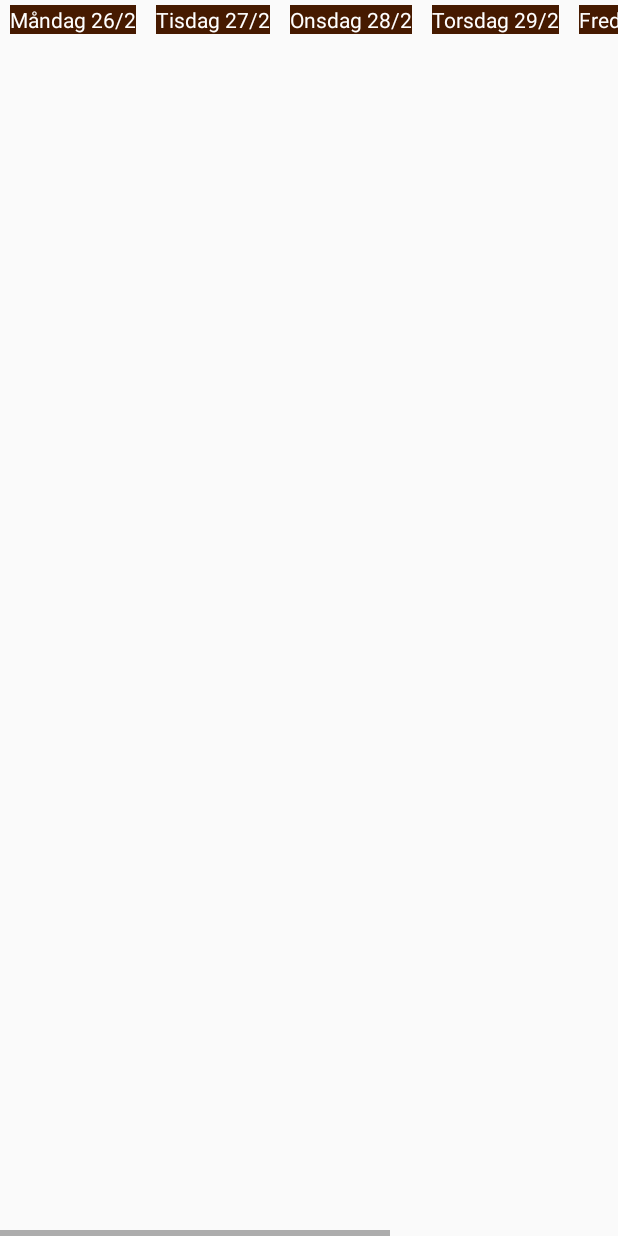
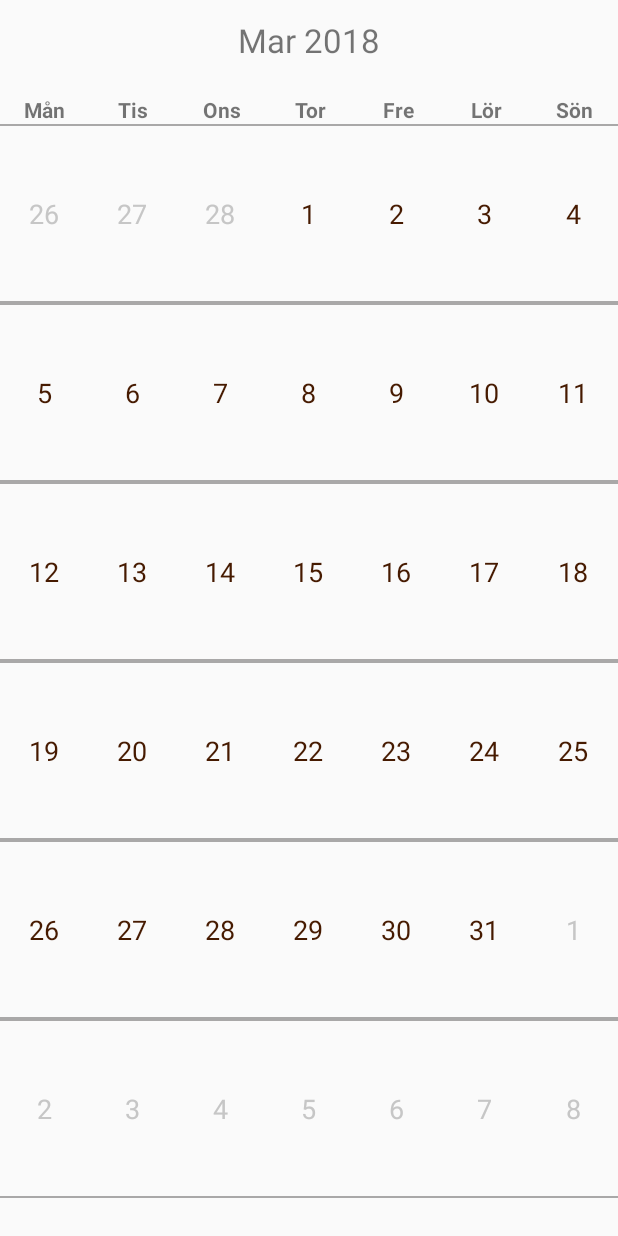
Before and after one commit to neo-xy/pamiAndroid, an Android app: the fragment ScheduleFragment shown on its own in the app's theme, after a tap on "26", on a phone screen of 412 x 824 dp. Run offline under Robolectric (Android 15) with nearby library versions, the phone set to English and light mode, and no system bars; our stand-ins replace Firebase (no records; nobody signed in at launch, a user with empty details on screens opened directly), RxJava; 3 statements that could not run were skipped.

Commit message:
scheduel fragment part3

```diff
--- a/app/build.gradle
+++ b/app/build.gradle
@@ -54,4 +54,6 @@ dependencies {
 
 
 
+
+
 apply plugin: 'com.google.gms.google-services'
--- a/app/src/main/java/pami/com/pami/MyPAgerAdapter.kt
+++ b/app/src/main/java/pami/com/pami/CalendarAdapter.kt
@@ -1,19 +1,15 @@
 package pami.com.pami
 
 import android.content.Context
-import android.graphics.Color
-import android.support.v4.app.FragmentManager
 import android.support.v4.view.PagerAdapter
-import android.util.Log
 import android.view.View
 import android.view.ViewGroup
-import com.shiftize.calendarview.CalendarView
 import java.util.*
 
 /**
- * Created by Pawel on 26/02/2018.
+ * Created by Pawel on 02/03/2018.
  */
-class MyPAgerAdapter(val context: Context?, val initYear: Int, val initMonth: Int,val on : ScheduleFragment.OnCalendarClickedListener) : PagerAdapter() {
+class CalendarAdapter (val context: Context?, val initYear: Int, val initMonth: Int, val on :OnCalendarClickedListener) : PagerAdapter() {
 
     lateinit var cust: CustomCalendar;
 
@@ -29,7 +25,7 @@ class MyPAgerAdapter(val context: Context?, val initYear: Int, val initMonth: In
         calendar.add(Calendar.MONTH, position - (count / 2))
         val year = calendar.get(Calendar.YEAR)
         val month = calendar.get(Calendar.MONTH) + 1
-       cust = CustomCalendar(context);
+        cust = CustomCalendar(context);
         cust.setUpCalendarGrid(calendar.get(Calendar.YEAR), calendar.get(Calendar.MONTH),this.on)
 //        Log.d("pawell"," mmmmm"+ this.on)
 //        cust.onCalendarClickedListener = this.on;
--- a/app/src/main/java/pami/com/pami/CustomCalendar.kt
+++ b/app/src/main/java/pami/com/pami/CustomCalendar.kt
@@ -12,6 +12,7 @@ import android.widget.TableLayout
 import android.widget.TableRow
 import android.widget.TextView
 import java.text.SimpleDateFormat
+import java.time.Month
 import java.util.*
 
 /**
@@ -38,10 +39,10 @@ class CustomCalendar : LinearLayout, View.OnClickListener {
     val WEEKS_IN_A_MONTH = 6
     var shifts = mutableListOf<Shift>()
 
-    var onCalendarClickedListener: ScheduleFragment.OnCalendarClickedListener? = null
-        set(value) {
-        Log.d("pawell","value "+ value)
-        }
+//    var onCalendarClickedListener: ScheduleFragment.OnCalendarClickedListener? = null
+//        set(value) {
+//        Log.d("pawell","value "+ value)
+//        }
 
 
     constructor(context: Context?) : super(context) {
@@ -54,7 +55,7 @@ class CustomCalendar : LinearLayout, View.OnClickListener {
     constructor(context: Context, attrs: AttributeSet) : super(context, attrs) {
     }
 
-    public fun setUpCalendarGrid(year: Int, month: Int,on:ScheduleFragment.OnCalendarClickedListener) {
+    public fun setUpCalendarGrid(year: Int, month: Int,on:OnCalendarClickedListener) {
         this.calendarTable.removeAllViewsInLayout();
 
         calendar.set(Calendar.YEAR, year)
--- a/app/src/main/java/pami/com/pami/MainActivity.kt
+++ b/app/src/main/java/pami/com/pami/MainActivity.kt
@@ -65,10 +65,10 @@ class MainActivity : AppCompatActivity(), NavigationView.OnNavigationItemSelecte
                 supportFragmentManager.beginTransaction().replace(fragment_container.id, (HomeFragment())).commit()
             }
             nav_calendar -> {
-                supportFragmentManager.beginTransaction().replace(fragment_container.id, (ScheduleFragment())).commit()
+                supportFragmentManager.beginTransaction().replace(fragment_container.id, ScheduleFragment(),"schedule").commit()
             }
             nav_settings->{
-                supportFragmentManager.beginTransaction().replace(fragment_container.id,(SettingsFragment())).commit();
+                supportFragmentManager.beginTransaction().replace(fragment_container.id,SettingsFragment(),"settings").commit();
             }
 
             nav_logout -> {
--- /dev/null
+++ b/app/src/main/java/pami/com/pami/MonthFragment.kt
@@ -0,0 +1,102 @@
+package pami.com.pami
+
+import android.graphics.Typeface
+import android.os.Bundle
+import android.support.v4.app.Fragment
+import android.support.v4.view.ViewPager
+import android.util.Log
+import android.view.Gravity
+import android.view.LayoutInflater
+import android.view.View
+import android.view.ViewGroup
+import android.widget.*
+import java.text.SimpleDateFormat
+import java.util.*
+
+
+class MonthFragment : Fragment() {
+    lateinit var container: RelativeLayout;
+
+    var simpleDateFormat = SimpleDateFormat("MMMM yyyy", Locale("swe"));
+
+    lateinit var weekdays: LinearLayout;
+    lateinit var pager: ViewPager;
+    lateinit var header: TextView;
+    lateinit var weekViewContainer: HorizontalScrollView;
+    lateinit var weekView: WeekView;
+    lateinit var oncalendarClickedListener:OnCalendarClickedListener;
+
+    override fun onCreateView(inflater: LayoutInflater, container: ViewGroup?,
+                              savedInstanceState: Bundle?): View? {
+        val view = inflater.inflate(R.layout.fragment_month, container, false)
+        this.container = view.rootView as RelativeLayout
+
+       //TODO must be a better way to get instance of OnCalenderClickedLIstener than trough the budle/arguments
+//        = arguments!!.getSerializable("dd") as OnCalendarClickedListener
+        this.oncalendarClickedListener =activity!!.supportFragmentManager.findFragmentByTag("schedule") as OnCalendarClickedListener
+        if(oncalendarClickedListener!=null){
+            Log.d("pawell","not null")
+        }else{
+            Log.d("pawell","null")
+        }
+
+        weekdays = view.findViewById(R.id.calendar_week_days);
+        pager = view.findViewById(R.id.my_pager)
+        header = view.findViewById(R.id.month_display)
+        weekView = view.findViewById(R.id.week_view);
+        weekViewContainer = view.findViewById(R.id.week_view_container)
+
+        setUpWeekdaysRow();
+setUpGrid()
+
+        return view;
+    }
+
+    public fun setUpGrid() {
+        val date = Date()
+        val cal = Calendar.getInstance();
+        cal.time = date;
+
+        val myAdapter = CalendarAdapter(context, cal.get(Calendar.YEAR), cal.get(Calendar.MONTH), oncalendarClickedListener)
+        header.text = simpleDateFormat.format(date)
+        pager.adapter = myAdapter;
+        pager.setCurrentItem(25)
+
+
+
+
+        pager.addOnPageChangeListener(object : ViewPager.OnPageChangeListener {
+            override fun onPageScrolled(position: Int, positionOffset: Float, positionOffsetPixels: Int) {
+            }
+
+            override fun onPageSelected(position: Int) {
+
+                val calendar: Calendar = Calendar.getInstance();
+                calendar.add(Calendar.MONTH, position - 25)
+                val date: Date = calendar.time;
+                val nextYear = calendar.get(Calendar.YEAR)
+                val nextMonth = calendar.get(Calendar.MONTH) + 1
+                header.text = simpleDateFormat.format(date)
+
+            }
+
+            override fun onPageScrollStateChanged(state: Int) {
+            }
+        })
+    }
+
+    private fun setUpWeekdaysRow() {
+        val weekdays = listOf<String>("Mån", "Tis", "Ons", "Tor", "Fre", "Lör", "Sön")
+        (0..weekdays.size - 1).forEach {
+            val weekDay = TextView(context);
+            weekDay.text = weekdays[it];
+            weekDay.typeface = Typeface.DEFAULT_BOLD;
+            weekDay.layoutParams = TableRow.LayoutParams(TableLayout.LayoutParams.MATCH_PARENT, TableLayout.LayoutParams.MATCH_PARENT, 1f)
+            weekDay.gravity = Gravity.CENTER;
+            this.weekdays.addView(weekDay)
+        }
+    }
+
+
+
+}
--- a/app/src/main/java/pami/com/pami/ScheduleFragment.kt
+++ b/app/src/main/java/pami/com/pami/ScheduleFragment.kt
@@ -1,139 +1,42 @@
 package pami.com.pami
 
 
-import android.content.Context
-import android.graphics.Typeface
 import android.os.Bundle
 import android.support.v4.app.Fragment
-import android.support.v4.view.ViewPager
-import android.util.Log
-import android.view.Gravity
 import android.view.LayoutInflater
 import android.view.View
 import android.view.ViewGroup
-import android.widget.*
-import com.shiftize.calendarview.CalendarView
-import java.text.SimpleDateFormat
-import java.util.*
+import android.widget.LinearLayout
 
+class ScheduleFragment : Fragment(), OnCalendarClickedListener {
 
-/**
- * A simple [Fragment] subclass.
- */
-class ScheduleFragment() : Fragment() {
+    lateinit var container: LinearLayout;
 
+    override fun onCalendarClicked(year: Int, month: Int, day: Int, weekDay: Int) {
+        val bundle = Bundle();
+        bundle.putInt("year", year)
+        bundle.putInt("month", month)
+        bundle.putInt("day", day)
+        bundle.putInt("weekDay", weekDay)
+        val weekFragment = WeekFragment();
+        weekFragment.arguments = bundle;
 
-    var shifts = mutableListOf<Shift>()
-
-    var simpleDateFormat = SimpleDateFormat("MMMM yyyy", Locale("swe"));
-
-    lateinit var weekdays:LinearLayout;
-    lateinit var pager:ViewPager;
-    lateinit var header:TextView;
-    lateinit var weekViewContainer:HorizontalScrollView;
-    lateinit var weekView:WeekView;
-    var myAdapter:MyPAgerAdapter?=null;
-
-
+        activity!!.supportFragmentManager.beginTransaction().replace(container.id, weekFragment).addToBackStack("month").commit()
+    }
 
     override fun onCreateView(inflater: LayoutInflater, container: ViewGroup?, savedInstanceState: Bundle?): View? {
-        val view = inflater.inflate(R.layout.fragment_schedule, container, false)
-
-        weekdays = view.findViewById(R.id.calendar_week_days);
-        pager = view.findViewById(R.id.my_pager)
-        header =view.findViewById(R.id.month_display)
-        weekView =view.findViewById(R.id.week_view);
-        weekViewContainer = view.findViewById(R.id.week_view_container)
-
-
-        setUpWeekdaysRow();
-        setUpGrid();
+        val view = inflater.inflate(R.layout.fragment_schedule, container, false);
+        this.container = view.findViewById<LinearLayout>(R.id.calendar_switch_container)
+        setUp()
         return view
     }
 
-    private fun setUpGrid() {
-                val date = Date()
-        val cal =Calendar.getInstance();
-        cal.time = date;
+    private fun setUp() {
+        val monthFragment = MonthFragment();
+        activity!!.supportFragmentManager.beginTransaction().add(container.id, monthFragment).commit()
+    }
+}
 
-        var on=object :OnCalendarClickedListener{
-            override fun onCalendarClicked(year: Int, month: Int, day: Int,weekDay: Int) {
-
-                weekView.setUp(year,month,day,weekDay)
-
-                weekdays.visibility=View.GONE
-                pager.visibility=View.GONE
-                header.visibility=View.GONE
-                weekViewContainer.visibility =View.VISIBLE
-
-                Log.d("pawell",year.toString()+"/"+month+"/"+ day)
-            }
-        };
-
-        val myAdapter = MyPAgerAdapter(context,cal.get(Calendar.YEAR),cal.get(Calendar.MONTH),on)
-        header.text = simpleDateFormat.format(date)
-        pager.adapter = myAdapter;
-        pager.setCurrentItem(25)
-
-
-
-
-        pager.addOnPageChangeListener(object:ViewPager.OnPageChangeListener{
-            override fun onPageScrolled(position: Int, positionOffset: Float, positionOffsetPixels: Int) {
-            }
-
-            override fun onPageSelected(position: Int) {
-                Log.d("pawell","position "+position)
-
-
-
-                var calendar: Calendar = Calendar.getInstance();
-                calendar.add(Calendar.MONTH, position-25)
-                var date:Date = calendar.time;
-                val nextYear = calendar.get(Calendar.YEAR)
-                val nextMonth = calendar.get(Calendar.MONTH) + 1
-                header.text = simpleDateFormat.format(date)
-
-
-
-            }
-            override fun onPageScrollStateChanged(state: Int) {
-            }
-        })
-    }
-
-    private fun setUpWeekdaysRow() {
-        val weekdays = listOf<String>("Mån", "Tis", "Ons", "Tor", "Fre", "Lör", "Sön")
-        (0..weekdays.size - 1).forEach {
-            val weekDay = TextView(context);
-            weekDay.text = weekdays[it];
-            weekDay.typeface= Typeface.DEFAULT_BOLD;
-            weekDay.layoutParams = TableRow.LayoutParams(TableLayout.LayoutParams.MATCH_PARENT, TableLayout.LayoutParams.MATCH_PARENT, 1f)
-            weekDay.gravity = Gravity.CENTER;
-            this.weekdays.addView(weekDay)
-        }
-    }
-
-    private fun hasShiftThatDay(dayInMonth: Int): Boolean {
-        var hasShift = false
-//        shifts.forEach({
-//            if (it.startTime.year == calendar.get(Calendar.YEAR) && it.startTime.month == calendar.get(Calendar.MONTH) + 1 && it.startTime.day == dayInMonth) {
-//                hasShift = true;
-//            }
-//        })
-        return hasShift;
-    }
-
-
-    companion object {
-        fun getInstance(context: Context): ScheduleFragment {
-            return ScheduleFragment();
-        }
-    }
-
-    interface OnCalendarClickedListener {
-        fun onCalendarClicked(year: Int, month: Int, day: Int,weekDay:Int)
-    }
-
-
+interface OnCalendarClickedListener {
+    fun onCalendarClicked(year: Int, month: Int, day: Int, weekDay: Int)
 }
--- /dev/null
+++ b/app/src/main/res/layout/fragment_month.xml
@@ -0,0 +1,56 @@
+<RelativeLayout xmlns:android="http://schemas.android.com/apk/res/android"
+    xmlns:app="http://schemas.android.com/apk/res-auto"
+    xmlns:tools="http://schemas.android.com/tools"
+    android:layout_width="match_parent"
+    android:layout_height="match_parent"
+    android:orientation="vertical"
+    tools:context="pami.com.pami.ScheduleFragment"
+
+    >
+
+
+    <TextView
+        android:id="@+id/month_display"
+        android:layout_width="match_parent"
+        android:layout_height="wrap_content"
+        android:layout_alignParentTop="true"
+        android:layout_marginBottom="22dp"
+        android:layout_marginTop="12dp"
+        android:gravity="center"
+        android:text="january 2018"
+        android:textSize="22sp" />
+
+    <LinearLayout
+        android:id="@+id/calendar_week_days"
+        android:layout_width="match_parent"
+        android:layout_height="wrap_content"
+        android:layout_below="@id/month_display"
+        android:orientation="horizontal">
+
+    </LinearLayout>
+
+    <android.support.v4.view.ViewPager
+        android:id="@+id/my_pager"
+        android:layout_width="match_parent"
+        android:layout_height="match_parent"
+        android:layout_alignParentBottom="true"
+        android:layout_alignParentLeft="true"
+        android:layout_alignParentRight="true"
+        android:layout_below="@id/calendar_week_days"
+        android:layout_marginBottom="25dp" />
+
+    <HorizontalScrollView
+        android:id="@+id/week_view_container"
+        android:layout_width="match_parent"
+        android:layout_height="match_parent"
+        android:fillViewport="true"
+        android:visibility="gone">
+
+        <pami.com.pami.WeekView
+            android:id="@+id/week_view"
+            android:layout_width="match_parent"
+            android:layout_height="match_parent"></pami.com.pami.WeekView>
+    </HorizontalScrollView>
+
+
+</RelativeLayout>
--- a/app/src/main/res/layout/fragment_schedule.xml
+++ b/app/src/main/res/layout/fragment_schedule.xml
@@ -1,56 +1,16 @@
-<RelativeLayout xmlns:android="http://schemas.android.com/apk/res/android"
-    xmlns:app="http://schemas.android.com/apk/res-auto"
+<LinearLayout xmlns:android="http://schemas.android.com/apk/res/android"
     xmlns:tools="http://schemas.android.com/tools"
     android:layout_width="match_parent"
     android:layout_height="match_parent"
+    android:id="@+id/fl"
     android:orientation="vertical"
-    tools:context="pami.com.pami.ScheduleFragment"
-
-    >
+    tools:context="pami.com.pami.SettingsFragment">
 
 
-    <TextView
-        android:id="@+id/month_display"
+    <LinearLayout
+        android:id="@+id/calendar_switch_container"
+        android:orientation="vertical"
         android:layout_width="match_parent"
-        android:layout_height="wrap_content"
-        android:layout_alignParentTop="true"
-        android:layout_marginBottom="22dp"
-        android:layout_marginTop="12dp"
-        android:gravity="center"
-        android:text="january 2018"
-        android:textSize="22sp" />
+        android:layout_height="match_parent"/>
 
-    <LinearLayout
-        android:id="@+id/calendar_week_days"
-        android:layout_width="match_parent"
-        android:layout_height="wrap_content"
-        android:layout_below="@id/month_display"
-        android:orientation="horizontal">
-
-    </LinearLayout>
-
-    <android.support.v4.view.ViewPager
-        android:id="@+id/my_pager"
-        android:layout_width="match_parent"
-        android:layout_height="match_parent"
-        android:layout_alignParentBottom="true"
-        android:layout_alignParentLeft="true"
-        android:layout_alignParentRight="true"
-        android:layout_below="@id/calendar_week_days"
-        android:layout_marginBottom="25dp" />
-
-    <HorizontalScrollView
-        android:id="@+id/week_view_container"
-        android:layout_width="match_parent"
-        android:layout_height="match_parent"
-        android:fillViewport="true"
-        android:visibility="gone">
-
-      <pami.com.pami.WeekView
-          android:id="@+id/week_view"
-          android:layout_width="match_parent"
-          android:layout_height="match_parent"></pami.com.pami.WeekView>
-    </HorizontalScrollView>
-
-
-</RelativeLayout>
+</LinearLayout>
```
Also changed, not shown: app/src/main/java/pami/com/pami/SettingsFragment.kt (+7 -28 lines), app/src/main/java/pami/com/pami/WeekFragment.kt (added, +87 -0 lines), app/src/main/res/layout/fragment_settings.xml (+0 -10 lines), app/src/main/res/layout/fragment_week.xml (added, +7 -0 lines).
